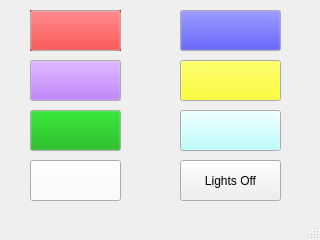
bsileo/HomeAutomation, file Fireplace/mainwindow.ui: the form before one commit.
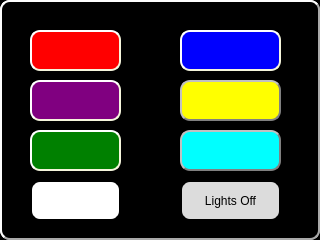
The form after the commit.

Commit message: Layout tweaks and claenup for Fireplace

```diff
--- a/Fireplace/mainwindow.ui
+++ b/Fireplace/mainwindow.ui
@@ -25,12 +25,21 @@
   <property name="windowTitle">
    <string>MainWindow</string>
   </property>
+  <property name="styleSheet">
+   <string notr="true">background-color: black;
+border-style: outset;
+border-width: 2px;
+border-radius: 10px;
+border-color: darkgrey;
+
+</string>
+  </property>
   <widget class="QWidget" name="centralWidget">
    <widget class="QPushButton" name="blueButton">
     <property name="geometry">
      <rect>
       <x>180</x>
-      <y>10</y>
+      <y>30</y>
       <width>101</width>
       <height>41</height>
      </rect>
@@ -47,6 +56,24 @@
          </color>
         </brush>
        </colorrole>
+       <colorrole role="Base">
+        <brush brushstyle="SolidPattern">
+         <color alpha="255">
+          <red>0</red>
+          <green>0</green>
+          <blue>255</blue>
+         </color>
+        </brush>
+       </colorrole>
+       <colorrole role="Window">
+        <brush brushstyle="SolidPattern">
+         <color alpha="255">
+          <red>0</red>
+          <green>0</green>
+          <blue>255</blue>
+         </color>
+        </brush>
+       </colorrole>
       </active>
       <inactive>
        <colorrole role="Button">
@@ -58,6 +85,24 @@
          </color>
         </brush>
        </colorrole>
+       <colorrole role="Base">
+        <brush brushstyle="SolidPattern">
+         <color alpha="255">
+          <red>0</red>
+          <green>0</green>
+          <blue>255</blue>
+         </color>
+        </brush>
+       </colorrole>
+       <colorrole role="Window">
+        <brush brushstyle="SolidPattern">
+         <color alpha="255">
+          <red>0</red>
+          <green>0</green>
+          <blue>255</blue>
+         </color>
+        </brush>
+       </colorrole>
       </inactive>
       <disabled>
        <colorrole role="Button">
@@ -69,9 +114,35 @@
          </color>
         </brush>
        </colorrole>
+       <colorrole role="Base">
+        <brush brushstyle="SolidPattern">
+         <color alpha="255">
+          <red>0</red>
+          <green>0</green>
+          <blue>255</blue>
+         </color>
+        </brush>
+       </colorrole>
+       <colorrole role="Window">
+        <brush brushstyle="SolidPattern">
+         <color alpha="255">
+          <red>0</red>
+          <green>0</green>
+          <blue>255</blue>
+         </color>
+        </brush>
+       </colorrole>
       </disabled>
      </palette>
     </property>
+    <property name="styleSheet">
+     <string notr="true">background-color: blue;
+border-style: outset;
+border-width: 2px;
+border-radius: 10px;
+border-color: beige;
+padding: 6px;</string>
+    </property>
     <property name="text">
      <string/>
     </property>
@@ -80,7 +151,7 @@
     <property name="geometry">
      <rect>
       <x>30</x>
-      <y>10</y>
+      <y>30</y>
       <width>91</width>
       <height>41</height>
      </rect>
@@ -97,6 +168,24 @@
          </color>
         </brush>
        </colorrole>
+       <colorrole role="Base">
+        <brush brushstyle="SolidPattern">
+         <color alpha="255">
+          <red>255</red>
+          <green>0</green>
+          <blue>0</blue>
+         </color>
+        </brush>
+       </colorrole>
+       <colorrole role="Window">
+        <brush brushstyle="SolidPattern">
+         <color alpha="255">
+          <red>255</red>
+          <green>0</green>
+          <blue>0</blue>
+         </color>
+        </brush>
+       </colorrole>
       </active>
       <inactive>
        <colorrole role="Button">
@@ -108,6 +197,24 @@
          </color>
         </brush>
        </colorrole>
+       <colorrole role="Base">
+        <brush brushstyle="SolidPattern">
+         <color alpha="255">
+          <red>255</red>
+          <green>0</green>
+          <blue>0</blue>
+         </color>
+        </brush>
+       </colorrole>
+       <colorrole role="Window">
+        <brush brushstyle="SolidPattern">
+         <color alpha="255">
+          <red>255</red>
+          <green>0</green>
+          <blue>0</blue>
+         </color>
+        </brush>
+       </colorrole>
       </inactive>
       <disabled>
        <colorrole role="Button">
@@ -119,11 +226,37 @@
          </color>
         </brush>
        </colorrole>
+       <colorrole role="Base">
+        <brush brushstyle="SolidPattern">
+         <color alpha="255">
+          <red>255</red>
+          <green>0</green>
+          <blue>0</blue>
+         </color>
+        </brush>
+       </colorrole>
+       <colorrole role="Window">
+        <brush brushstyle="SolidPattern">
+         <color alpha="255">
+          <red>255</red>
+          <green>0</green>
+          <blue>0</blue>
+         </color>
+        </brush>
+       </colorrole>
       </disabled>
      </palette>
     </property>
     <property name="autoFillBackground">
-     <bool>true</bool>
+     <bool>false</bool>
+    </property>
+    <property name="styleSheet">
+     <string notr="true">background-color: red;
+border-style: outset;
+border-width: 2px;
+border-radius: 10px;
+border-color: beige;
+padding: 6px;</string>
     </property>
     <property name="text">
      <string/>
@@ -139,11 +272,19 @@
     <property name="geometry">
      <rect>
       <x>180</x>
-      <y>160</y>
+      <y>180</y>
       <width>101</width>
       <height>41</height>
      </rect>
     </property>
+    <property name="styleSheet">
+     <string notr="true">background-color: gainsboro;
+border-style: outset;
+border-width: 2px;
+border-radius: 10px;
+border-color: black;
+padding: 6px;</string>
+    </property>
     <property name="text">
      <string>Lights Off</string>
     </property>
@@ -152,7 +293,7 @@
     <property name="geometry">
      <rect>
       <x>30</x>
-      <y>60</y>
+      <y>80</y>
       <width>91</width>
       <height>41</height>
      </rect>
@@ -163,9 +304,27 @@
        <colorrole role="Button">
         <brush brushstyle="SolidPattern">
          <color alpha="255">
-          <red>170</red>
-          <green>85</green>
-          <blue>255</blue>
+          <red>128</red>
+          <green>0</green>
+          <blue>128</blue>
+         </color>
+        </brush>
+       </colorrole>
+       <colorrole role="Base">
+        <brush brushstyle="SolidPattern">
+         <color alpha="255">
+          <red>128</red>
+          <green>0</green>
+          <blue>128</blue>
+         </color>
+        </brush>
+       </colorrole>
+       <colorrole role="Window">
+        <brush brushstyle="SolidPattern">
+         <color alpha="255">
+          <red>128</red>
+          <green>0</green>
+          <blue>128</blue>
          </color>
         </brush>
        </colorrole>
@@ -174,9 +333,27 @@
        <colorrole role="Button">
         <brush brushstyle="SolidPattern">
          <color alpha="255">
-          <red>170</red>
-          <green>85</green>
-          <blue>255</blue>
+          <red>128</red>
+          <green>0</green>
+          <blue>128</blue>
+         </color>
+        </brush>
+       </colorrole>
+       <colorrole role="Base">
+        <brush brushstyle="SolidPattern">
+         <color alpha="255">
+          <red>128</red>
+          <green>0</green>
+          <blue>128</blue>
+         </color>
+        </brush>
+       </colorrole>
+       <colorrole role="Window">
+        <brush brushstyle="SolidPattern">
+         <color alpha="255">
+          <red>128</red>
+          <green>0</green>
+          <blue>128</blue>
          </color>
         </brush>
        </colorrole>
@@ -185,15 +362,41 @@
        <colorrole role="Button">
         <brush brushstyle="SolidPattern">
          <color alpha="255">
-          <red>170</red>
-          <green>85</green>
-          <blue>255</blue>
+          <red>128</red>
+          <green>0</green>
+          <blue>128</blue>
+         </color>
+        </brush>
+       </colorrole>
+       <colorrole role="Base">
+        <brush brushstyle="SolidPattern">
+         <color alpha="255">
+          <red>128</red>
+          <green>0</green>
+          <blue>128</blue>
+         </color>
+        </brush>
+       </colorrole>
+       <colorrole role="Window">
+        <brush brushstyle="SolidPattern">
+         <color alpha="255">
+          <red>128</red>
+          <green>0</green>
+          <blue>128</blue>
          </color>
         </brush>
        </colorrole>
       </disabled>
      </palette>
     </property>
+    <property name="styleSheet">
+     <string notr="true">background-color: purple;
+border-style: outset;
+border-width: 2px;
+border-radius: 10px;
+border-color: beige;
+padding: 6px;</string>
+    </property>
     <property name="text">
      <string/>
     </property>
@@ -202,7 +405,7 @@
     <property name="geometry">
      <rect>
       <x>180</x>
-      <y>60</y>
+      <y>80</y>
       <width>101</width>
       <height>41</height>
      </rect>
@@ -219,6 +422,24 @@
          </color>
         </brush>
        </colorrole>
+       <colorrole role="Base">
+        <brush brushstyle="SolidPattern">
+         <color alpha="255">
+          <red>255</red>
+          <green>255</green>
+          <blue>0</blue>
+         </color>
+        </brush>
+       </colorrole>
+       <colorrole role="Window">
+        <brush brushstyle="SolidPattern">
+         <color alpha="255">
+          <red>255</red>
+          <green>255</green>
+          <blue>0</blue>
+         </color>
+        </brush>
+       </colorrole>
       </active>
       <inactive>
        <colorrole role="Button">
@@ -230,6 +451,24 @@
          </color>
         </brush>
        </colorrole>
+       <colorrole role="Base">
+        <brush brushstyle="SolidPattern">
+         <color alpha="255">
+          <red>255</red>
+          <green>255</green>
+          <blue>0</blue>
+         </color>
+        </brush>
+       </colorrole>
+       <colorrole role="Window">
+        <brush brushstyle="SolidPattern">
+         <color alpha="255">
+          <red>255</red>
+          <green>255</green>
+          <blue>0</blue>
+         </color>
+        </brush>
+       </colorrole>
       </inactive>
       <disabled>
        <colorrole role="Button">
@@ -241,9 +480,38 @@
          </color>
         </brush>
        </colorrole>
+       <colorrole role="Base">
+        <brush brushstyle="SolidPattern">
+         <color alpha="255">
+          <red>255</red>
+          <green>255</green>
+          <blue>0</blue>
+         </color>
+        </brush>
+       </colorrole>
+       <colorrole role="Window">
+        <brush brushstyle="SolidPattern">
+         <color alpha="255">
+          <red>255</red>
+          <green>255</green>
+          <blue>0</blue>
+         </color>
+        </brush>
+       </colorrole>
       </disabled>
      </palette>
     </property>
+    <property name="accessibleDescription">
+     <string/>
+    </property>
+    <property name="styleSheet">
+     <string notr="true">background-color: yellow;
+border-style: outset;
+border-width: 2px;
+border-radius: 10px;
+border-color: grey;
+padding: 6px;</string>
+    </property>
     <property name="text">
      <string/>
     </property>
@@ -252,7 +520,7 @@
     <property name="geometry">
      <rect>
       <x>30</x>
-      <y>110</y>
+      <y>130</y>
       <width>91</width>
       <height>41</height>
      </rect>
@@ -264,7 +532,25 @@
         <brush brushstyle="SolidPattern">
          <color alpha="255">
           <red>0</red>
-          <green>170</green>
+          <green>128</green>
+          <blue>0</blue>
+         </color>
+        </brush>
+       </colorrole>
+       <colorrole role="Base">
+        <brush brushstyle="SolidPattern">
+         <color alpha="255">
+          <red>0</red>
+          <green>128</green>
+          <blue>0</blue>
+         </color>
+        </brush>
+       </colorrole>
+       <colorrole role="Window">
+        <brush brushstyle="SolidPattern">
+         <color alpha="255">
+          <red>0</red>
+          <green>128</green>
           <blue>0</blue>
          </color>
         </brush>
@@ -275,7 +561,25 @@
         <brush brushstyle="SolidPattern">
          <color alpha="255">
           <red>0</red>
-          <green>170</green>
+          <green>128</green>
+          <blue>0</blue>
+         </color>
+        </brush>
+       </colorrole>
+       <colorrole role="Base">
+        <brush brushstyle="SolidPattern">
+         <color alpha="255">
+          <red>0</red>
+          <green>128</green>
+          <blue>0</blue>
+         </color>
+        </brush>
+       </colorrole>
+       <colorrole role="Window">
+        <brush brushstyle="SolidPattern">
+         <color alpha="255">
+          <red>0</red>
+          <green>128</green>
           <blue>0</blue>
          </color>
         </brush>
@@ -286,7 +590,25 @@
         <brush brushstyle="SolidPattern">
          <color alpha="255">
           <red>0</red>
-          <green>170</green>
+          <green>128</green>
+          <blue>0</blue>
+         </color>
+        </brush>
+       </colorrole>
+       <colorrole role="Base">
+        <brush brushstyle="SolidPattern">
+         <color alpha="255">
+          <red>0</red>
+          <green>128</green>
+          <blue>0</blue>
+         </color>
+        </brush>
+       </colorrole>
+       <colorrole role="Window">
+        <brush brushstyle="SolidPattern">
+         <color alpha="255">
+          <red>0</red>
+          <green>128</green>
           <blue>0</blue>
          </color>
         </brush>
@@ -294,6 +616,14 @@
       </disabled>
      </palette>
     </property>
+    <property name="styleSheet">
+     <string notr="true">background-color: green;
+border-style: outset;
+border-width: 2px;
+border-radius: 10px;
+border-color: beige;
+padding: 6px;</string>
+    </property>
     <property name="text">
      <string/>
     </property>
@@ -302,7 +632,7 @@
     <property name="geometry">
      <rect>
       <x>180</x>
-      <y>110</y>
+      <y>130</y>
       <width>101</width>
       <height>41</height>
      </rect>
@@ -313,7 +643,25 @@
        <colorrole role="Button">
         <brush brushstyle="SolidPattern">
          <color alpha="255">
-          <red>170</red>
+          <red>0</red>
+          <green>255</green>
+          <blue>255</blue>
+         </color>
+        </brush>
+       </colorrole>
+       <colorrole role="Base">
+        <brush brushstyle="SolidPattern">
+         <color alpha="255">
+          <red>0</red>
+          <green>255</green>
+          <blue>255</blue>
+         </color>
+        </brush>
+       </colorrole>
+       <colorrole role="Window">
+        <brush brushstyle="SolidPattern">
+         <color alpha="255">
+          <red>0</red>
           <green>255</green>
           <blue>255</blue>
          </color>
@@ -324,7 +672,25 @@
        <colorrole role="Button">
         <brush brushstyle="SolidPattern">
          <color alpha="255">
-          <red>170</red>
+          <red>0</red>
+          <green>255</green>
+          <blue>255</blue>
+         </color>
+        </brush>
+       </colorrole>
+       <colorrole role="Base">
+        <brush brushstyle="SolidPattern">
+         <color alpha="255">
+          <red>0</red>
+          <green>255</green>
+          <blue>255</blue>
+         </color>
+        </brush>
+       </colorrole>
+       <colorrole role="Window">
+        <brush brushstyle="SolidPattern">
+         <color alpha="255">
+          <red>0</red>
           <green>255</green>
           <blue>255</blue>
          </color>
@@ -335,7 +701,25 @@
        <colorrole role="Button">
         <brush brushstyle="SolidPattern">
          <color alpha="255">
-          <red>170</red>
+          <red>0</red>
+          <green>255</green>
+          <blue>255</blue>
+         </color>
+        </brush>
+       </colorrole>
+       <colorrole role="Base">
+        <brush brushstyle="SolidPattern">
+         <color alpha="255">
+          <red>0</red>
+          <green>255</green>
+          <blue>255</blue>
+         </color>
+        </brush>
+       </colorrole>
+       <colorrole role="Window">
+        <brush brushstyle="SolidPattern">
+         <color alpha="255">
+          <red>0</red>
           <green>255</green>
           <blue>255</blue>
          </color>
@@ -344,6 +728,14 @@
       </disabled>
      </palette>
     </property>
+    <property name="styleSheet">
+     <string notr="true">background-color: aqua;
+border-style: outset;
+border-width: 2px;
+border-radius: 10px;
+border-color: grey;
+padding: 6px;</string>
+    </property>
     <property name="text">
      <string/>
     </property>
@@ -352,7 +744,7 @@
     <property name="geometry">
      <rect>
       <x>30</x>
-      <y>160</y>
+      <y>180</y>
       <width>91</width>
       <height>41</height>
      </rect>
@@ -378,6 +770,24 @@
          </color>
         </brush>
        </colorrole>
+       <colorrole role="Base">
+        <brush brushstyle="SolidPattern">
+         <color alpha="255">
+          <red>255</red>
+          <green>255</green>
+          <blue>255</blue>
+         </color>
+        </brush>
+       </colorrole>
+       <colorrole role="Window">
+        <brush brushstyle="SolidPattern">
+         <color alpha="255">
+          <red>255</red>
+          <green>255</green>
+          <blue>255</blue>
+         </color>
+        </brush>
+       </colorrole>
       </active>
       <inactive>
        <colorrole role="WindowText">
@@ -398,6 +808,24 @@
          </color>
         </brush>
        </colorrole>
+       <colorrole role="Base">
+        <brush brushstyle="SolidPattern">
+         <color alpha="255">
+          <red>255</red>
+          <green>255</green>
+          <blue>255</blue>
+         </color>
+        </brush>
+       </colorrole>
+       <colorrole role="Window">
+        <brush brushstyle="SolidPattern">
+         <color alpha="255">
+          <red>255</red>
+          <green>255</green>
+          <blue>255</blue>
+         </color>
+        </brush>
+       </colorrole>
       </inactive>
       <disabled>
        <colorrole role="WindowText">
@@ -418,19 +846,40 @@
          </color>
         </brush>
        </colorrole>
+       <colorrole role="Base">
+        <brush brushstyle="SolidPattern">
+         <color alpha="255">
+          <red>255</red>
+          <green>255</green>
+          <blue>255</blue>
+         </color>
+        </brush>
+       </colorrole>
+       <colorrole role="Window">
+        <brush brushstyle="SolidPattern">
+         <color alpha="255">
+          <red>255</red>
+          <green>255</green>
+          <blue>255</blue>
+         </color>
+        </brush>
+       </colorrole>
       </disabled>
      </palette>
     </property>
+    <property name="styleSheet">
+     <string notr="true">background-color: white;
+border-style: outset;
+border-width: 2px;
+border-radius: 10px;
+border-color: black;
+padding: 6px;</string>
+    </property>
     <property name="text">
      <string/>
     </property>
    </widget>
   </widget>
-  <widget class="QStatusBar" name="statusBar">
-   <property name="enabled">
-    <bool>false</bool>
-   </property>
-  </widget>
  </widget>
  <layoutdefault spacing="6" margin="11"/>
  <resources/>
```
The commit also changes 3 other files.
